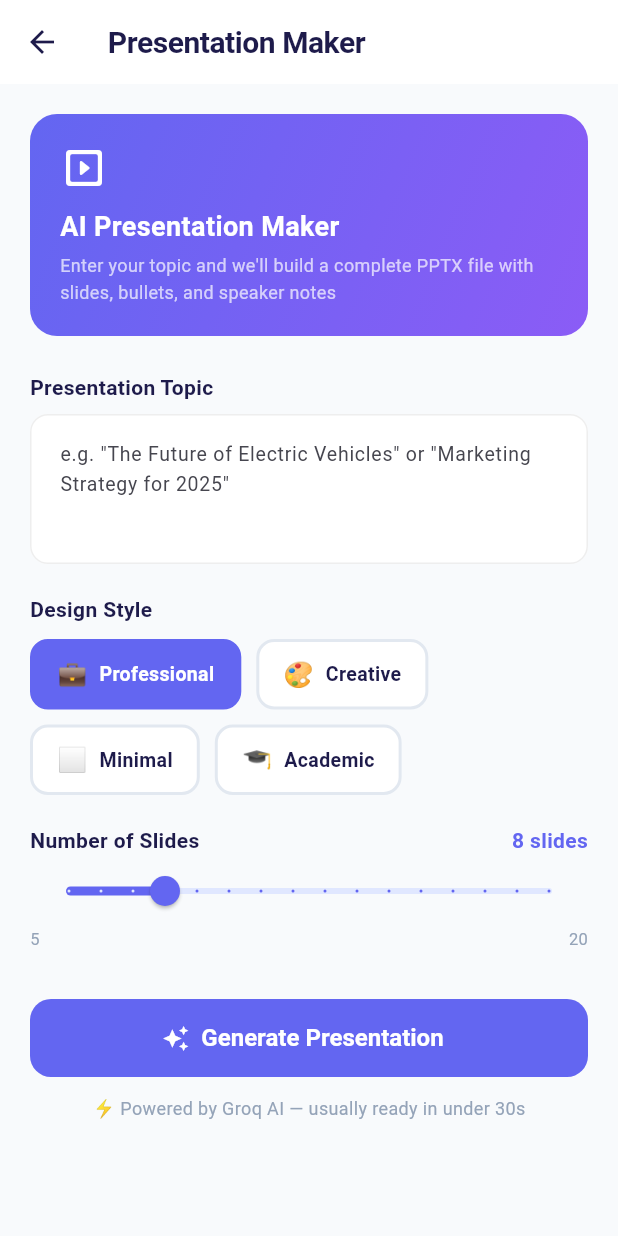
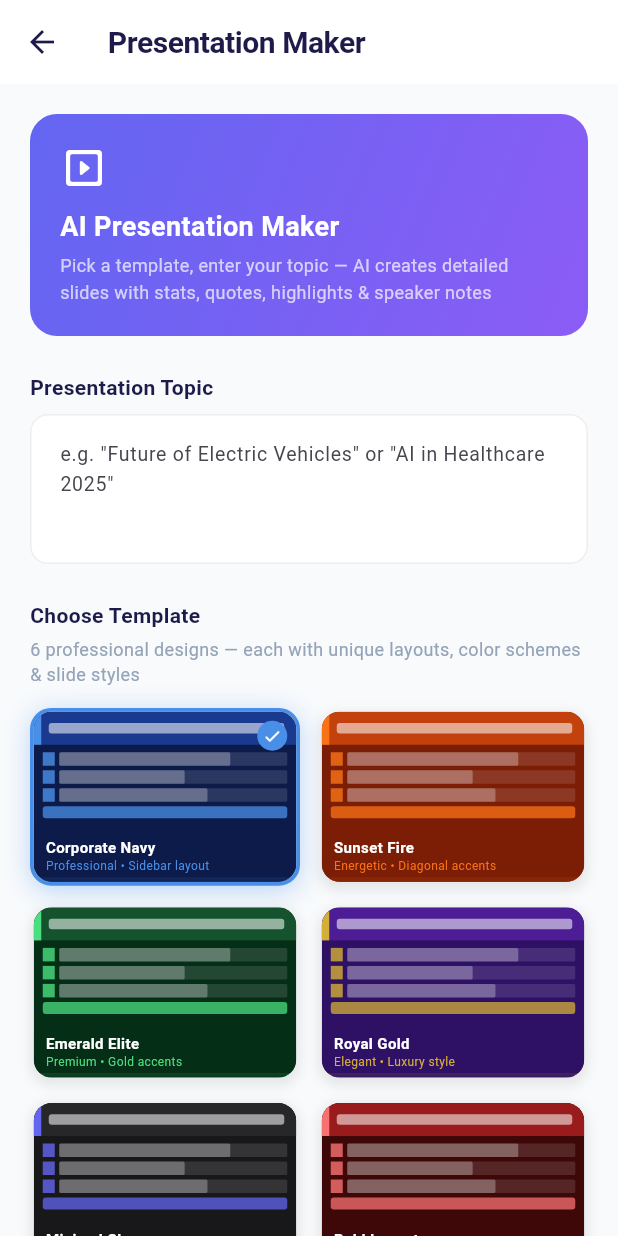
Before and after one commit to chupamobiles-bot/slidegenius-backend, a Flutter app: the PresentationFormScreen screen opened directly, on a phone screen of 412 x 824 dp. Run offline on Flutter 3.47's test engine with Material 3 defaults, Android fonts, the phone set to English and light mode, and no system bars; our stand-ins replace open_filex, pdf, share_plus.

Commit message:
6 beautiful templates + visual template picker UI

```diff
--- a/lib/screens/presentation/presentation_form_screen.dart
+++ b/lib/screens/presentation/presentation_form_screen.dart
@@ -12,15 +12,59 @@ class PresentationFormScreen extends StatefulWidget {
 
 class _PresentationFormScreenState extends State<PresentationFormScreen> {
   final _topicCtrl = TextEditingController();
-  String _style = 'professional';
+  String _style = 'corporate';
   int _slideCount = 8;
   bool _loading = false;
 
-  final _styles = [
-    {'key': 'professional', 'label': 'Professional', 'emoji': '💼'},
-    {'key': 'creative', 'label': 'Creative', 'emoji': '🎨'},
-    {'key': 'minimal', 'label': 'Minimal', 'emoji': '⬜'},
-    {'key': 'academic', 'label': 'Academic', 'emoji': '🎓'},
+  final List<Map<String, dynamic>> _templates = [
+    {
+      'key': 'corporate',
+      'name': 'Corporate Navy',
+      'desc': 'Professional • Sidebar layout',
+      'bg': const Color(0xFF0D1B4B),
+      'accent': const Color(0xFF4A8FE7),
+      'header': const Color(0xFF1A3A8F),
+    },
+    {
+      'key': 'sunset',
+      'name': 'Sunset Fire',
+      'desc': 'Energetic • Diagonal accents',
+      'bg': const Color(0xFF7C1D06),
+      'accent': const Color(0xFFF97316),
+      'header': const Color(0xFFC2410C),
+    },
+    {
+      'key': 'forest',
+      'name': 'Emerald Elite',
+      'desc': 'Premium • Gold accents',
+      'bg': const Color(0xFF052E16),
+      'accent': const Color(0xFF4ADE80),
+      'header': const Color(0xFF14532D),
+    },
+    {
+      'key': 'royal',
+      'name': 'Royal Gold',
+      'desc': 'Elegant • Luxury style',
+      'bg': const Color(0xFF2E1065),
+      'accent': const Color(0xFFD4AF37),
+      'header': const Color(0xFF4C1D95),
+    },
+    {
+      'key': 'minimal',
+      'name': 'Minimal Clean',
+      'desc': 'Sleek • Maximum clarity',
+      'bg': const Color(0xFF18181B),
+      'accent': const Color(0xFF6366F1),
+      'header': const Color(0xFF27272A),
+    },
+    {
+      'key': 'bold',
+      'name': 'Bold Impact',
+      'desc': 'Powerful • High contrast',
+      'bg': const Color(0xFF3F0808),
+      'accent': const Color(0xFFF87171),
+      'header': const Color(0xFF991B1B),
+    },
   ];
 
   Future<void> _generate() async {
@@ -40,10 +84,7 @@ class _PresentationFormScreenState extends State<PresentationFormScreen> {
       Navigator.pushReplacement(
         context,
         MaterialPageRoute(
-          builder: (_) => PresentationResultScreen(
-            topic: topic,
-            filePath: filePath,
-          ),
+          builder: (_) => PresentationResultScreen(topic: topic, filePath: filePath),
         ),
       );
     } catch (e) {
@@ -53,15 +94,12 @@ class _PresentationFormScreenState extends State<PresentationFormScreen> {
     }
   }
 
-  void _showSnack(String msg) {
-    ScaffoldMessenger.of(context)
-        .showSnackBar(SnackBar(content: Text(msg)));
-  }
+  void _showSnack(String msg) =>
+      ScaffoldMessenger.of(context).showSnackBar(SnackBar(content: Text(msg)));
 
   @override
   Widget build(BuildContext context) {
-    return Stack(
-      children: [
+    return Stack(children: [
       Scaffold(
         backgroundColor: const Color(0xFFF8FAFC),
         appBar: AppBar(
@@ -85,128 +123,94 @@ class _PresentationFormScreenState extends State<PresentationFormScreen> {
                   ),
                   borderRadius: BorderRadius.circular(18),
                 ),
-                  child: Column(
-                    crossAxisAlignment: CrossAxisAlignment.start,
-                    children: const [
-                      Icon(Icons.slideshow_rounded,
-                          color: Colors.white, size: 32),
+                child: Column(crossAxisAlignment: CrossAxisAlignment.start, children: const [
+                  Icon(Icons.slideshow_rounded, color: Colors.white, size: 32),
                   SizedBox(height: 10),
-                      Text(
-                        'AI Presentation Maker',
-                        style: TextStyle(
-                          color: Colors.white,
-                          fontSize: 18,
-                          fontWeight: FontWeight.w700,
-                        ),
-                      ),
+                  Text('AI Presentation Maker',
+                      style: TextStyle(color: Colors.white, fontSize: 18, fontWeight: FontWeight.w700)),
                   SizedBox(height: 4),
                   Text(
-                        'Enter your topic and we\'ll build a complete PPTX file with slides, bullets, and speaker notes',
-                        style: TextStyle(
-                          color: Colors.white70,
-                          fontSize: 12,
-                          height: 1.5,
+                    'Pick a template, enter your topic — AI creates detailed slides with stats, quotes, highlights & speaker notes',
+                    style: TextStyle(color: Colors.white70, fontSize: 12, height: 1.5),
                   ),
-                      ),
-                    ],
-                  ),
+                ]),
               ),
               const SizedBox(height: 24),
 
+              // Topic input
               _label('Presentation Topic'),
               const SizedBox(height: 8),
               TextField(
                 controller: _topicCtrl,
                 maxLines: 3,
                 decoration: const InputDecoration(
-                    hintText:
-                        'e.g. "The Future of Electric Vehicles" or "Marketing Strategy for 2025"',
+                  hintText: 'e.g. "Future of Electric Vehicles" or "AI in Healthcare 2025"',
                   hintStyle: TextStyle(fontSize: 13),
                 ),
               ),
+              const SizedBox(height: 24),
 
-                const SizedBox(height: 20),
-                _label('Design Style'),
-                const SizedBox(height: 10),
-                Wrap(
-                  spacing: 10,
-                  runSpacing: 10,
-                  children: _styles.map((s) {
-                    final selected = _style == s['key'];
-                    return GestureDetector(
-                      onTap: () => setState(() => _style = s['key']!),
-                      child: AnimatedContainer(
-                        duration: const Duration(milliseconds: 200),
-                        padding: const EdgeInsets.symmetric(
-                            horizontal: 16, vertical: 10),
-                        decoration: BoxDecoration(
-                          color: selected
-                              ? const Color(0xFF6366F1)
-                              : Colors.white,
-                          borderRadius: BorderRadius.circular(12),
-                          border: Border.all(
-                            color: selected
-                                ? const Color(0xFF6366F1)
-                                : const Color(0xFFE2E8F0),
-                            width: 2,
+              // Template picker
+              _label('Choose Template'),
+              const SizedBox(height: 4),
+              const Text(
+                '6 professional designs — each with unique layouts, color schemes & slide styles',
+                style: TextStyle(color: Color(0xFF94A3B8), fontSize: 12),
+              ),
+              const SizedBox(height: 14),
+              GridView.builder(
+                shrinkWrap: true,
+                physics: const NeverScrollableScrollPhysics(),
+                gridDelegate: const SliverGridDelegateWithFixedCrossAxisCount(
+                  crossAxisCount: 2,
+                  crossAxisSpacing: 12,
+                  mainAxisSpacing: 12,
+                  childAspectRatio: 1.52,
+                ),
+                itemCount: _templates.length,
+                itemBuilder: (ctx, i) => _TemplateCard(
+                  template: _templates[i],
+                  selected: _style == (_templates[i]['key'] as String),
+                  onTap: () => setState(() => _style = _templates[i]['key'] as String),
                 ),
               ),
-                        child: Row(
-                          mainAxisSize: MainAxisSize.min,
-                          children: [
-                            Text(s['emoji']!,
-                                style: const TextStyle(fontSize: 16)),
-                            const SizedBox(width: 8),
-                            Text(
-                              s['label']!,
-                              style: TextStyle(
-                                color: selected
-                                    ? Colors.white
-                                    : const Color(0xFF1E1B4B),
-                                fontWeight: FontWeight.w600,
-                                fontSize: 13,
-                              ),
-                            ),
-                          ],
-                        ),
-                      ),
-                    );
-                  }).toList(),
-                ),
+              const SizedBox(height: 24),
 
-                const SizedBox(height: 20),
+              // Slide count
               Row(
                 mainAxisAlignment: MainAxisAlignment.spaceBetween,
                 children: [
                   _label('Number of Slides'),
-                    Text(
+                  Container(
+                    padding: const EdgeInsets.symmetric(horizontal: 12, vertical: 4),
+                    decoration: BoxDecoration(
+                      color: const Color(0xFF6366F1).withOpacity(0.1),
+                      borderRadius: BorderRadius.circular(20),
+                    ),
+                    child: Text(
                       '$_slideCount slides',
                       style: const TextStyle(
-                        color: Color(0xFF6366F1),
-                        fontWeight: FontWeight.w700,
-                        fontSize: 14,
+                          color: Color(0xFF6366F1), fontWeight: FontWeight.w700, fontSize: 13),
                     ),
                   ),
                 ],
               ),
               Slider(
                 value: _slideCount.toDouble(),
-                  min: 5,
-                  max: 20,
-                  divisions: 15,
+                min: 5, max: 20, divisions: 15,
                 activeColor: const Color(0xFF6366F1),
                 inactiveColor: const Color(0xFFE0E7FF),
                 onChanged: (v) => setState(() => _slideCount = v.round()),
               ),
-                Row(
+              const Row(
                 mainAxisAlignment: MainAxisAlignment.spaceBetween,
-                  children: const [
-                    Text('5', style: TextStyle(color: Color(0xFF94A3B8), fontSize: 11)),
-                    Text('20', style: TextStyle(color: Color(0xFF94A3B8), fontSize: 11)),
+                children: [
+                  Text('5 slides', style: TextStyle(color: Color(0xFF94A3B8), fontSize: 11)),
+                  Text('20 slides', style: TextStyle(color: Color(0xFF94A3B8), fontSize: 11)),
                 ],
               ),
 
-                const SizedBox(height: 32),
+              const SizedBox(height: 28),
               ElevatedButton.icon(
                 onPressed: _loading ? null : _generate,
                 icon: const Icon(Icons.auto_awesome),
@@ -215,7 +219,7 @@ class _PresentationFormScreenState extends State<PresentationFormScreen> {
               const SizedBox(height: 12),
               const Center(
                 child: Text(
-                    '⚡ Powered by Groq AI — usually ready in under 30s',
+                  '⚡ Powered by Groq AI • Usually ready in 20-40 seconds',
                   style: TextStyle(color: Color(0xFF94A3B8), fontSize: 12),
                 ),
               ),
@@ -225,21 +229,13 @@ class _PresentationFormScreenState extends State<PresentationFormScreen> {
         ),
       ),
       if (_loading)
-          const LoadingOverlay(
-            message: 'AI is crafting your presentation...',
-            color: Color(0xFF6366F1),
-          ),
-      ],
-    );
+        const LoadingOverlay(message: 'AI is crafting your slides...', color: Color(0xFF6366F1)),
+    ]);
   }
 
   Widget _label(String text) => Text(
         text,
-        style: const TextStyle(
-          color: Color(0xFF1E1B4B),
-          fontWeight: FontWeight.w600,
-          fontSize: 14,
-        ),
+        style: const TextStyle(color: Color(0xFF1E1B4B), fontWeight: FontWeight.w600, fontSize: 14),
       );
 
   @override
@@ -248,3 +244,157 @@ class _PresentationFormScreenState extends State<PresentationFormScreen> {
     super.dispose();
   }
 }
+
+// ── Template Preview Card ──────────────────────────────────────────────────────
+class _TemplateCard extends StatelessWidget {
+  final Map<String, dynamic> template;
+  final bool selected;
+  final VoidCallback onTap;
+
+  const _TemplateCard({required this.template, required this.selected, required this.onTap});
+
+  @override
+  Widget build(BuildContext context) {
+    final bg     = template['bg']     as Color;
+    final accent = template['accent'] as Color;
+    final header = template['header'] as Color;
+
+    return GestureDetector(
+      onTap: onTap,
+      child: AnimatedContainer(
+        duration: const Duration(milliseconds: 200),
+        decoration: BoxDecoration(
+          borderRadius: BorderRadius.circular(14),
+          border: Border.all(
+            color: selected ? accent : Colors.transparent,
+            width: 2.5,
+          ),
+          boxShadow: [
+            BoxShadow(
+              color: selected ? accent.withOpacity(0.35) : Colors.black.withOpacity(0.08),
+              blurRadius: selected ? 14 : 6,
+              offset: const Offset(0, 3),
+            ),
+          ],
+        ),
+        child: ClipRRect(
+          borderRadius: BorderRadius.circular(12),
+          child: Stack(children: [
+            // Mini slide preview
+            Container(
+              color: bg,
+              child: Column(children: [
+                // Header band
+                Container(
+                  height: 22,
+                  color: header,
+                  child: Row(children: [
+                    Container(width: 5, color: accent),
+                    const SizedBox(width: 5),
+                    Expanded(
+                      child: Container(
+                        height: 7,
+                        margin: const EdgeInsets.symmetric(vertical: 7.5),
+                        decoration: BoxDecoration(
+                          color: Colors.white.withOpacity(0.55),
+                          borderRadius: BorderRadius.circular(2),
+                        ),
+                      ),
+                    ),
+                    const SizedBox(width: 8),
+                  ]),
+                ),
+                // Content: mini bullet cards
+                Expanded(
+                  child: Padding(
+                    padding: const EdgeInsets.fromLTRB(6, 5, 6, 4),
+                    child: Column(children: [
+                      _miniCard(accent, 0.75),
+                      const SizedBox(height: 3),
+                      _miniCard(accent, 0.55),
+                      const SizedBox(height: 3),
+                      _miniCard(accent, 0.65),
+                      const SizedBox(height: 3),
+                      // Highlight bar
+                      Container(
+                        height: 8,
+                        decoration: BoxDecoration(
+                          color: accent.withOpacity(0.75),
+                          borderRadius: BorderRadius.circular(2),
+                        ),
+                      ),
+                    ]),
+                  ),
+                ),
+                // Bottom accent strip
+                Container(height: 3, color: accent),
+              ]),
+            ),
+
+            // Name overlay at bottom
+            Positioned(
+              bottom: 0, left: 0, right: 0,
+              child: Container(
+                padding: const EdgeInsets.fromLTRB(8, 10, 8, 6),
+                decoration: BoxDecoration(
+                  gradient: LinearGradient(
+                    colors: [bg.withOpacity(0.0), bg.withOpacity(0.95)],
+                    begin: Alignment.topCenter,
+                    end: Alignment.bottomCenter,
+                  ),
+                ),
+                child: Column(crossAxisAlignment: CrossAxisAlignment.start, mainAxisSize: MainAxisSize.min, children: [
+                  Text(
+                    template['name'] as String,
+                    style: const TextStyle(color: Colors.white, fontSize: 10, fontWeight: FontWeight.w700),
+                  ),
+                  Text(
+                    template['desc'] as String,
+                    style: TextStyle(color: accent, fontSize: 8, height: 1.3),
+                  ),
+                ]),
+              ),
+            ),
+
+            // Selected badge
+            if (selected)
+              Positioned(
+                top: 6, right: 6,
+                child: Container(
+                  width: 20, height: 20,
+                  decoration: BoxDecoration(color: accent, shape: BoxShape.circle),
+                  child: const Icon(Icons.check_rounded, color: Colors.white, size: 13),
+                ),
+              ),
+          ]),
+        ),
+      ),
+    );
+  }
+
+  Widget _miniCard(Color accent, double textWidth) {
+    return Row(children: [
+      Container(width: 8, height: 9, color: accent.withOpacity(0.8)),
+      const SizedBox(width: 3),
+      Expanded(
+        child: Container(
+          height: 9,
+          decoration: BoxDecoration(
+            color: Colors.white.withOpacity(0.12),
+            borderRadius: BorderRadius.circular(1),
+          ),
+          child: FractionallySizedBox(
+            alignment: Alignment.centerLeft,
+            widthFactor: textWidth,
+            child: Container(
+              decoration: BoxDecoration(
+                color: Colors.white.withOpacity(0.28),
+                borderRadius: BorderRadius.circular(1),
+              ),
+            ),
+          ),
+        ),
+      ),
+    ]);
+  }
+}
```
Also changed, not shown: 1 other file. Lines whose indentation alone changed are shown as unchanged.
